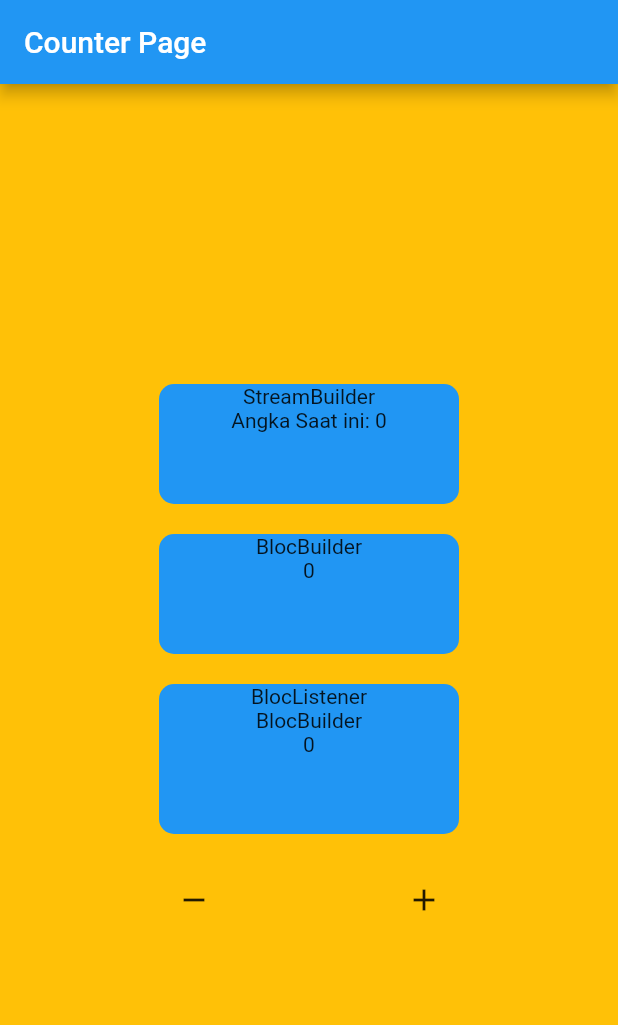
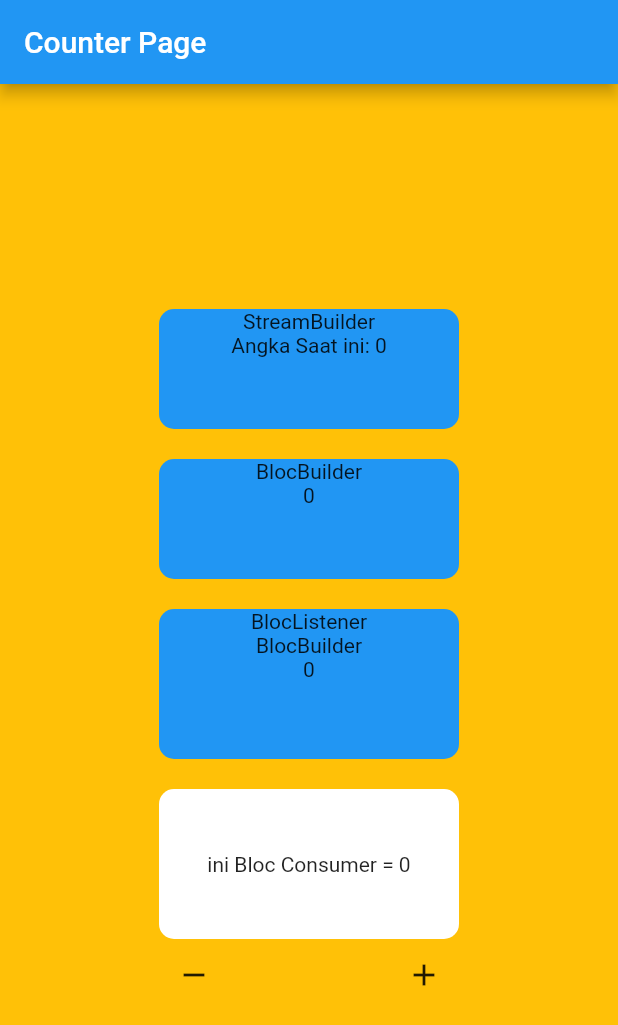
Before and after one commit to veeery/flutter-bloc, a Flutter app: the screen it shows after launch, after a tap on the "remove" icon, on a phone screen of 412 x 824 dp. Shown: the top 1025 px of the screen. Run offline on Flutter 3.47's test engine with Material 2 defaults, Android fonts, the light colour scheme and no system bars; our stand-ins replace bloc, flutter_bloc.

Commit message:
Edit Path

```diff
--- a/lib/pages/counter_page.dart
+++ b/lib/example/pages/counter_page.dart
@@ -1,6 +1,6 @@
 import 'package:flutter/material.dart';
 import 'package:flutter_bloc/flutter_bloc.dart';
-import 'package:flutter_veeery_bloc/blocks/counter.dart';
+import '../blocks/counter.dart';
 
 class CounterPage extends StatelessWidget {
 
@@ -24,6 +24,7 @@ class CounterPage extends StatelessWidget {
               const SizedBox(height: 20),
               buildBlocListener(),
               const SizedBox(height: 20),
+              buildBlocConsumer(),
               Row(
                 mainAxisAlignment: MainAxisAlignment.spaceEvenly,
                 children: [
@@ -47,6 +48,43 @@ class CounterPage extends StatelessWidget {
     );
   }
 
+  Widget buildBlocConsumer() {
+    //Tidak Ada buildWhen tidak masalah
+    //BlocConsumer = Gabungan antara BlocBuilder & BlocListener
+    return Container(
+      decoration: BoxDecoration(
+          color: Colors.white,
+          borderRadius: BorderRadius.circular(10)),
+      width: 200,
+      height: 100,
+      child: Center(
+        child: BlocConsumer<CounterBloc, int>(
+          bloc: bloc,
+          buildWhen: (previous, current) {
+            if (current==10) {
+              return false;
+            } else {
+              return true;
+            }
+          },
+          builder:((context, state) {
+            return Text('ini Bloc Consumer = $state');
+          }),
+          listener: (context, state) {
+            return print("$state");
+          },
+          // listenWhen: (context, state) {
+          //   if (state == 10) {
+          //     return true;
+          //   } else {
+          //     return false;
+          //   }
+          // },
+        ),
+      ),
+    );
+  }
+
   Widget buildBlocListener() {
     return Container(
         width: 200,
@@ -60,14 +98,15 @@ class CounterPage extends StatelessWidget {
             BlocListener(
               bloc: bloc,
               listener: (context, state) {
-                print(state);
-                if (state == 4) {
-                  bloc.counter = 10;
-                  bloc.sink.add(bloc.counter);
-
-                  bloc.emit(state=10);
-
-                };
+                print("Sudah");
+              },
+              listenWhen: (previous, current) {
+                if (current == 20) {
+                  print("INI");
+                  return true;
+                } else {
+                  return false;
+                }
               },
               child: buildBlocBuilder()
             ),
--- a/lib/main.dart
+++ b/lib/main.dart
@@ -1,5 +1,6 @@
 import 'package:flutter/material.dart';
-import 'package:flutter_veeery_bloc/pages/counter_page.dart';
+import 'example/pages/counter_page.dart';
+
 
 void main() {
   runApp(const MyApp());
```
Also changed, not shown: lib/example/blocks/counter.dart (renamed from lib/blocks/counter.dart).
